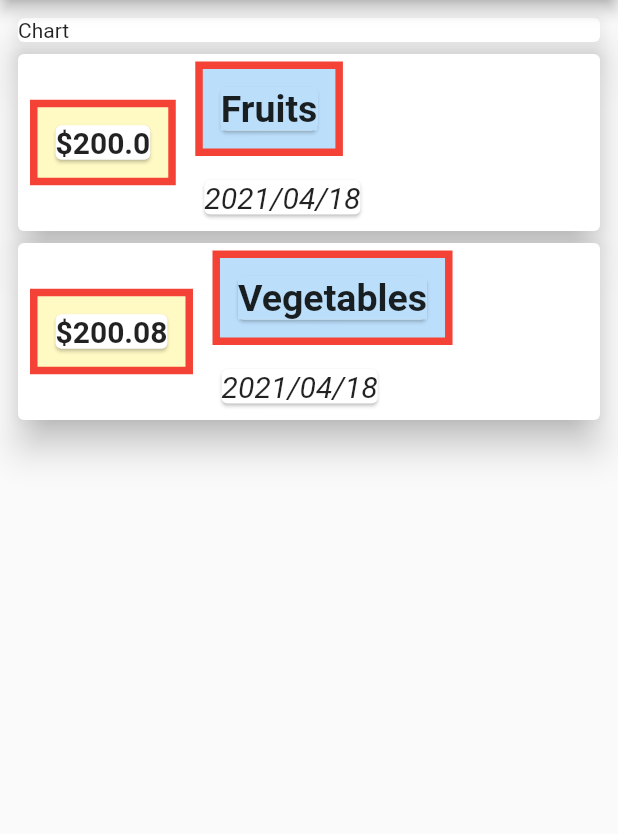
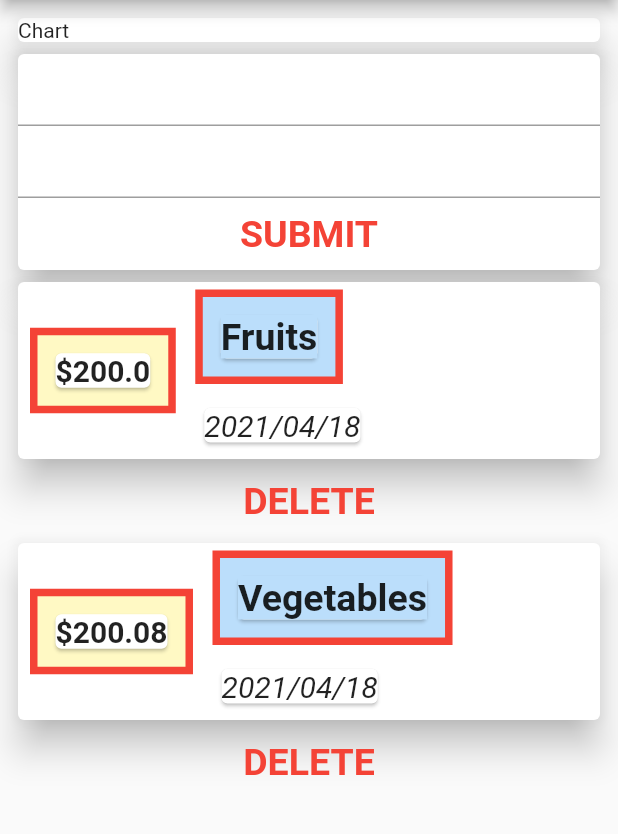
Before and after one commit to sanjibsinha/expense_list, a Flutter app: the screen it shows after launch, on a phone screen of 412 x 824 dp, the part 84-918 px from its top. Run offline on Flutter 3.47's test engine with Material 2 defaults, Android fonts, the phone set to English and light mode, and no system bars.

Commit message:
adding textfield

```diff
--- /dev/null
+++ b/lib/controllers/display_amount.dart
@@ -0,0 +1,25 @@
+import 'package:flutter/material.dart';
+import '../models/expense_list.dart';
+
+Container displayAmount(ExpenseList e) {
+  return Container(
+    margin: EdgeInsets.all(8),
+    padding: EdgeInsets.all(8),
+    decoration: BoxDecoration(
+      color: Colors.yellow[100],
+      border: Border.all(
+        color: Colors.red,
+        width: 5,
+      ),
+    ),
+    child: Card(
+      child: Text(
+        '\$${e.amount}',
+        style: TextStyle(
+          fontSize: 20,
+          fontWeight: FontWeight.bold,
+        ),
+      ),
+    ),
+  );
+}
--- /dev/null
+++ b/lib/controllers/display_task_and_data.dart
@@ -0,0 +1,45 @@
+import 'package:flutter/material.dart';
+import 'package:intl/intl.dart';
+import '../models/expense_list.dart';
+
+Column displayTaskAndDate(ExpenseList e) {
+  return Column(
+    crossAxisAlignment: CrossAxisAlignment.start,
+    children: [
+      Container(
+        margin: EdgeInsets.all(5),
+        padding: EdgeInsets.all(8),
+        decoration: BoxDecoration(
+          color: Colors.blue[100],
+          border: Border.all(
+            color: Colors.red,
+            width: 5,
+          ),
+        ),
+        child: Card(
+          child: Text(
+            '${e.title}',
+            style: TextStyle(
+                fontSize: 25,
+                fontWeight: FontWeight.bold,
+                backgroundColor: Colors.blue[100]),
+          ),
+        ),
+      ),
+      Container(
+        margin: EdgeInsets.all(2),
+        padding: EdgeInsets.all(5),
+        child: Card(
+          child: Text(
+            DateFormat('yyyy/MM/dd').format(e.date),
+            style: TextStyle(
+              fontSize: 20,
+              fontWeight: FontWeight.normal,
+              fontStyle: FontStyle.italic,
+            ),
+          ),
+        ),
+      ),
+    ],
+  );
+}
--- a/lib/views/expense_first_page.dart
+++ b/lib/views/expense_first_page.dart
@@ -1,10 +1,16 @@
 import 'package:flutter/material.dart';
-import 'package:intl/intl.dart';
 import '../models/expense_list.dart';
+import '../controllers/display_task_and_data.dart';
+import '../controllers/display_amount.dart';
 
-class ExpenseFirstPage extends StatelessWidget {
+class ExpenseFirstPage extends StatefulWidget {
   ExpenseFirstPage({Key key}) : super(key: key);
 
+  @override
+  _ExpenseFirstPageState createState() => _ExpenseFirstPageState();
+}
+
+class _ExpenseFirstPageState extends State<ExpenseFirstPage> {
   final List<ExpenseList> expenseList = [
     ExpenseList(
       id: '1',
@@ -20,6 +26,21 @@ class ExpenseFirstPage extends StatelessWidget {
     ),
   ];
 
+  void addTaskAndAmount(String title, double amount) {
+    final expense = ExpenseList(
+      id: DateTime.now().toString(),
+      title: title,
+      amount: amount,
+      date: DateTime.now(),
+    );
+    setState(() {
+      expenseList.add(expense);
+    });
+  }
+
+  final titleController = TextEditingController();
+  final amountController = TextEditingController();
+
   @override
   Widget build(BuildContext context) {
     return Center(
@@ -33,10 +54,39 @@ class ExpenseFirstPage extends StatelessWidget {
             ),
           ),
           Container(
+            child: Card(
+                elevation: 10,
+                child: Column(
+                  children: [
+                    TextField(
+                      controller: titleController,
+                    ),
+                    TextField(
+                      controller: amountController,
+                    ),
+                    TextButton(
+                      onPressed: () {
+                        addTaskAndAmount(
+                          titleController.text,
+                          double.parse(amountController.text),
+                        );
+                      },
+                      child: Text(
+                        'SUBMIT',
+                        style: TextStyle(
+                          fontSize: 25,
+                          fontWeight: FontWeight.bold,
+                        ),
+                      ),
+                    ),
+                  ],
+                )),
+          ),
+          Container(
             child: Column(
               children: expenseList.map((e) {
                 return Column(
-                  crossAxisAlignment: CrossAxisAlignment.start,
+                  crossAxisAlignment: CrossAxisAlignment.center,
                   children: [
                     Card(
                       elevation: 10,
@@ -45,6 +95,18 @@ class ExpenseFirstPage extends StatelessWidget {
                           displayAmount(e),
                           displayTaskAndDate(e),
                         ],
+                      ),
+                    ),
+                    TextButton(
+                      onPressed: () {
+                        print('object');
+                      },
+                      child: Text(
+                        'DELETE',
+                        style: TextStyle(
+                          fontWeight: FontWeight.bold,
+                          fontSize: 25,
+                        ),
                       ),
                     ),
                   ],
@@ -56,72 +118,4 @@ class ExpenseFirstPage extends StatelessWidget {
       ),
     );
   }
-
-  Column displayTaskAndDate(ExpenseList e) {
-    return Column(
-      crossAxisAlignment: CrossAxisAlignment.start,
-      children: [
-        Container(
-          margin: EdgeInsets.all(5),
-          padding: EdgeInsets.all(8),
-          decoration: BoxDecoration(
-            color: Colors.blue[100],
-            border: Border.all(
-              color: Colors.red,
-              width: 5,
-            ),
-          ),
-          child: Card(
-            child: Text(
-              '${e.title}',
-              style: TextStyle(
-                  fontSize: 25,
-                  fontWeight: FontWeight.bold,
-                  backgroundColor: Colors.blue[100]),
-            ),
-          ),
-        ),
-        Container(
-          margin: EdgeInsets.all(2),
-          padding: EdgeInsets.all(5),
-          child: Card(
-            child: Text(
-              DateFormat('yyyy/MM/dd').format(e.date),
-              style: TextStyle(
-                fontSize: 20,
-                fontWeight: FontWeight.normal,
-                fontStyle: FontStyle.italic,
-              ),
-            ),
-          ),
-        ),
-      ],
-    );
-  }
-
-  Container displayAmount(ExpenseList e) {
-    return Container(
-      margin: EdgeInsets.all(8),
-      padding: EdgeInsets.all(8),
-      decoration: BoxDecoration(
-        color: Colors.yellow[100],
-        border: Border.all(
-          color: Colors.red,
-          width: 5,
-        ),
-      ),
-      child: Card(
-        child: Text(
-          '\$${e.amount}',
-          style: TextStyle(
-            fontSize: 20,
-            fontWeight: FontWeight.bold,
-          ),
-        ),
-      ),
-    );
-  }
 }
-/**
- *
- */
```
